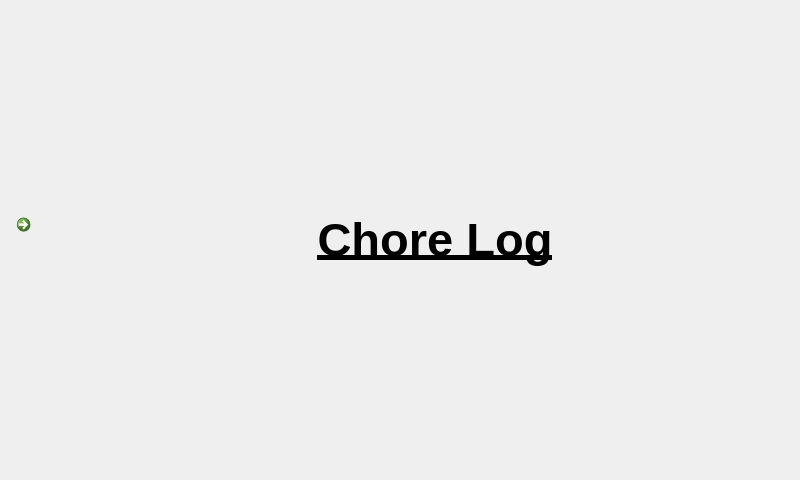
This is ChoreLog.ui in jplarose/PiChores as Qt 5 draws it before an edit. The edited form follows.
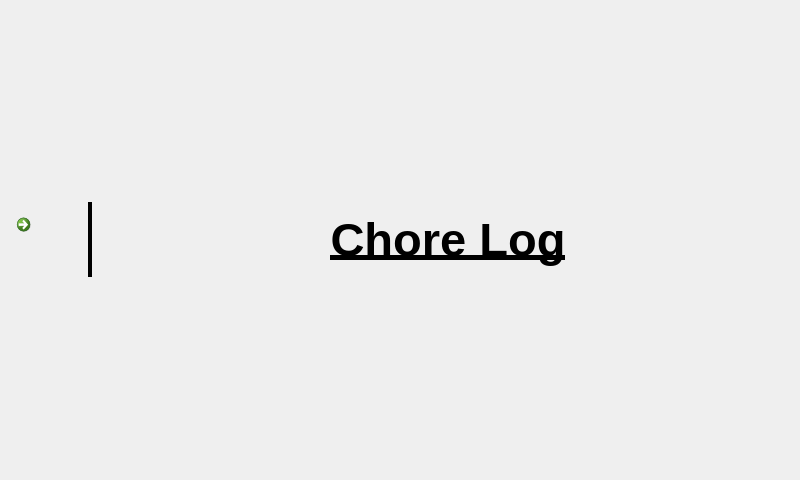
This is the edited form. Icons and pictures are not drawn.

Commit message: Updating the UserHome and ChoreLog

What changed in the file:
```diff
--- a/ChoreLog.ui
+++ b/ChoreLog.ui
@@ -24,7 +24,7 @@
    </property>
    <layout class="QVBoxLayout" name="verticalLayout">
     <item>
-     <layout class="QHBoxLayout" name="horizontalLayout" stretch="0,0">
+     <layout class="QHBoxLayout" name="horizontalLayout" stretch="0,0,0">
       <property name="spacing">
        <number>6</number>
       </property>
@@ -498,6 +498,43 @@
         </property>
        </widget>
       </item>
+      <item>
+       <widget class="Line" name="line">
+        <property name="sizePolicy">
+         <sizepolicy hsizetype="Fixed" vsizetype="Minimum">
+          <horstretch>0</horstretch>
+          <verstretch>0</verstretch>
+         </sizepolicy>
+        </property>
+        <property name="minimumSize">
+         <size>
+          <width>20</width>
+          <height>0</height>
+         </size>
+        </property>
+        <property name="baseSize">
+         <size>
+          <width>20</width>
+          <height>0</height>
+         </size>
+        </property>
+        <property name="font">
+         <font>
+          <pointsize>10</pointsize>
+          <bold>false</bold>
+         </font>
+        </property>
+        <property name="frameShadow">
+         <enum>QFrame::Plain</enum>
+        </property>
+        <property name="lineWidth">
+         <number>4</number>
+        </property>
+        <property name="orientation">
+         <enum>Qt::Vertical</enum>
+        </property>
+       </widget>
+      </item>
       <item>
        <widget class="QLabel" name="chore_log_title">
         <property name="maximumSize">
```
Left out of the diff: 7 changed lines with no effect on the pictures. The commit also changes 5 other files.
